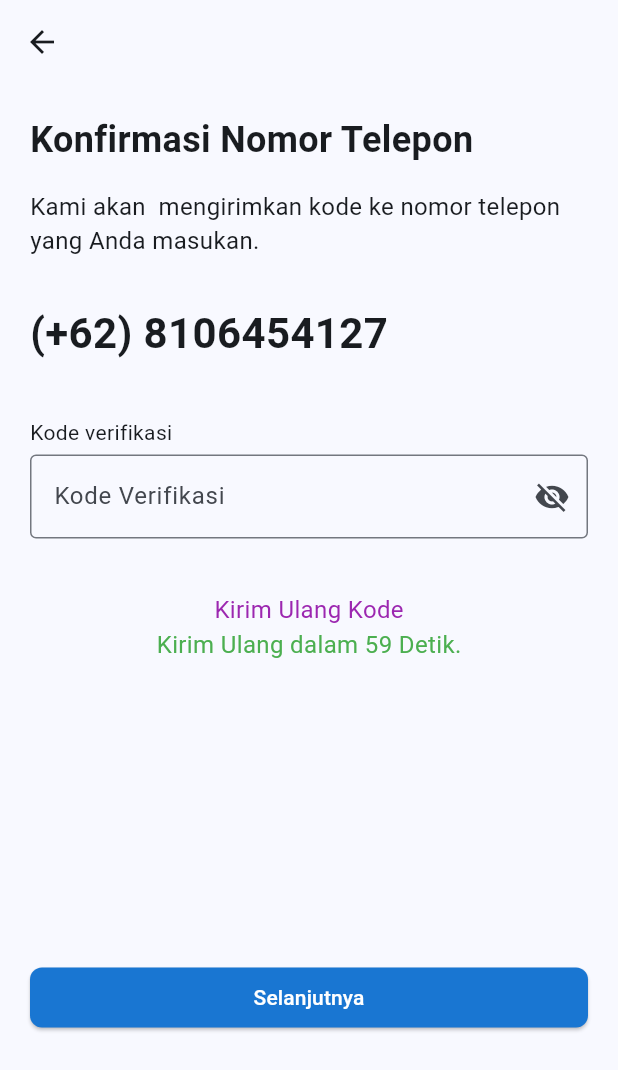
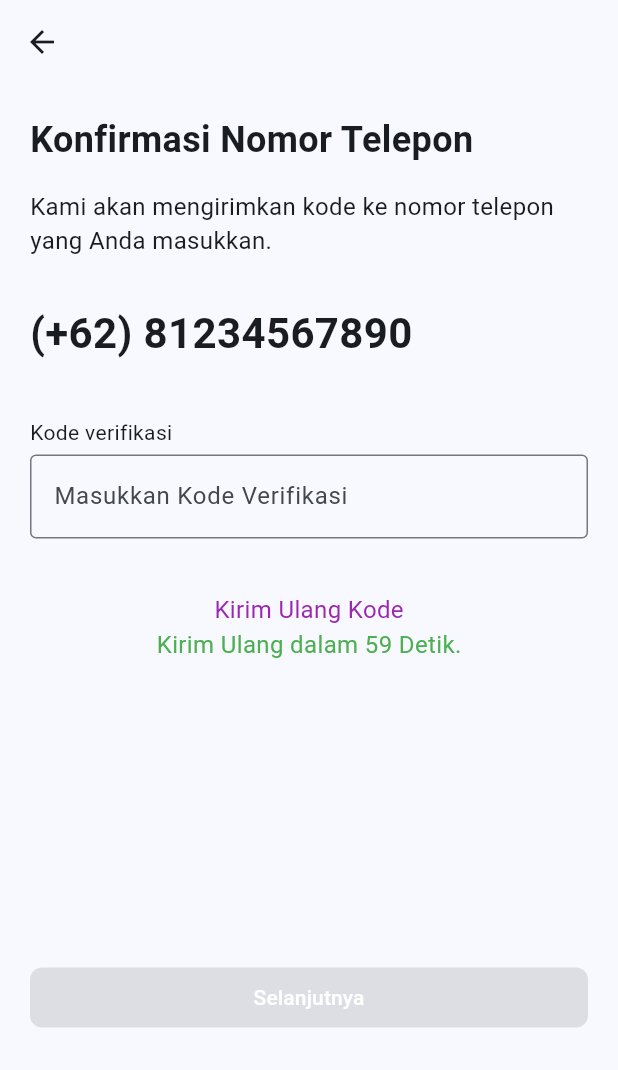
Before and after one commit to boyaditya/flutter-outpatient-hospital-app, a Flutter app: the KonfirmasiTelp screen opened by its route, on a phone screen of 412 x 824 dp. Shown: the top 1070 px of the screen. Run offline on Flutter 3.47's test engine with Material 3 defaults, Android fonts, the phone set to English and light mode, and no system bars; our stand-ins replace calendar_date_picker2, carousel_slider, dots_indicator, flutter_rating_bar, google_fonts.

Commit message:
konfirmasi notelp

```diff
--- a/app/lib/pages/authentication/konfirm_telp.dart
+++ b/app/lib/pages/authentication/konfirm_telp.dart
@@ -1,21 +1,7 @@
 import 'package:flutter/material.dart';
 
-// void main() {
-//   runApp(_MyApp());
-// }
-
-// class _MyApp extends StatelessWidget {
-//   @override
-//   Widget build(BuildContext context) {
-//     return const MaterialApp(
-//       title: 'Konfirmasi Nomor Telepon',
-//       home: KonfirmasiTelp(),
-//     );
-//   }
-// }
-
 class KonfirmasiTelp extends StatefulWidget {
-  const KonfirmasiTelp({super.key});
+  const KonfirmasiTelp({Key? key}) : super(key: key);
 
   @override
   State<KonfirmasiTelp> createState() => _KonfirmasiTelpState();
@@ -23,22 +9,13 @@
 
 class _KonfirmasiTelpState extends State<KonfirmasiTelp> {
   bool _obscureText = true;
-
-  void _togglePasswordVisibility() {
-    setState(() {
-      _obscureText = !_obscureText;
-    });
-  }
+  TextEditingController _verificationCodeController = TextEditingController();
+  bool _isVerificationCodeEntered = false;
 
   @override
   Widget build(BuildContext context) {
     return Scaffold(
-      appBar: AppBar(
-          // leading: IconButton(
-          //   icon: const Icon(Icons.arrow_back_ios_outlined),
-          //   onPressed: (){},
-          // ),
-          ),
+      appBar: AppBar(),
       body: ListView(
         children: [
           Padding(
@@ -55,11 +32,11 @@
                 ),
                 const SizedBox(height: 16.0),
                 const Text(
-                  'Kami akan  mengirimkan kode ke nomor telepon yang Anda masukan.',
+                  'Kami akan mengirimkan kode ke nomor telepon yang Anda masukkan.',
                   style: TextStyle(fontSize: 16.0),
                 ),
                 const SizedBox(height: 30.0),
-                const Text('(+62) 8106454127',
+                const Text('(+62) 81234567890',
                     style:
                         TextStyle(fontSize: 28.0, fontWeight: FontWeight.bold)),
                 const SizedBox(height: 24.0),
@@ -67,16 +44,16 @@
                 const Text('Kode verifikasi'),
                 const SizedBox(height: 5.0),
                 TextField(
+                  controller: _verificationCodeController,
                   obscureText: _obscureText,
-                  decoration: InputDecoration(
-                    border: const OutlineInputBorder(),
-                    hintText: 'Kode Verifikasi',
-                    suffixIcon: IconButton(
-                      icon: Icon(
-                        _obscureText ? Icons.visibility_off : Icons.visibility,
-                      ),
-                      onPressed: _togglePasswordVisibility,
-                    ),
+                  onChanged: (value) {
+                    setState(() {
+                      _isVerificationCodeEntered = value.isNotEmpty;
+                    });
+                  },
+                  decoration: const InputDecoration(
+                    border: OutlineInputBorder(),
+                    hintText: 'Masukkan Kode Verifikasi',
                   ),
                 ),
                 const SizedBox(height: 12.0),
@@ -104,18 +81,27 @@
                 const SizedBox(height: 200.0),
                 Center(
                   child: ElevatedButton(
-                    onPressed: () {
-                      Navigator.pushNamed(context, '/welcome_page');
-                    },
+                    onPressed: _isVerificationCodeEntered
+                        ? () {
+                            Navigator.pushNamed(context, '/welcome_page');
+                          }
+                        : null,
                     style: ElevatedButton.styleFrom(
-                      backgroundColor: Colors.blue[700],
+                      backgroundColor: _isVerificationCodeEntered
+                          ? Colors.blue[700]
+                          : Colors.grey, // Tombol berwarna abu-abu jika belum ada input
                       shape: const RoundedRectangleBorder(
-                          borderRadius: BorderRadius.all(Radius.circular(8))),
-                      fixedSize: Size(MediaQuery.of(context).size.width,
-                          40), // 50% of screen width
+                        borderRadius: BorderRadius.all(Radius.circular(8)),
+                      ),
+                      fixedSize: Size(
+                        MediaQuery.of(context).size.width,
+                        40,
+                      ), // 50% dari lebar layar
                     ),
-                    child: const Text('Selanjutnya',
-                        style: TextStyle(color: Colors.white)),
+                    child: const Text(
+                      'Selanjutnya',
+                      style: TextStyle(color: Colors.white),
+                    ),
                   ),
                 ),
               ],
```
